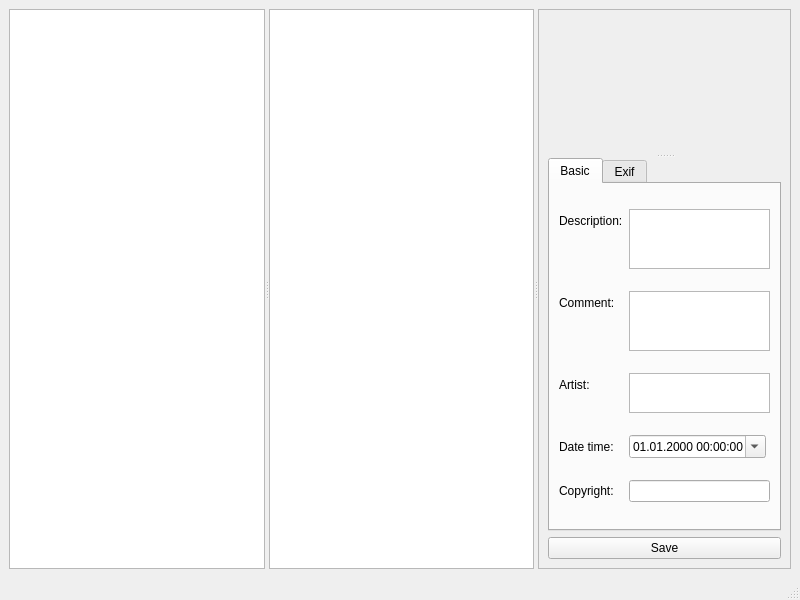
Qt form data/main.ui (KarolBedkowski/exifeditor) before a commit.
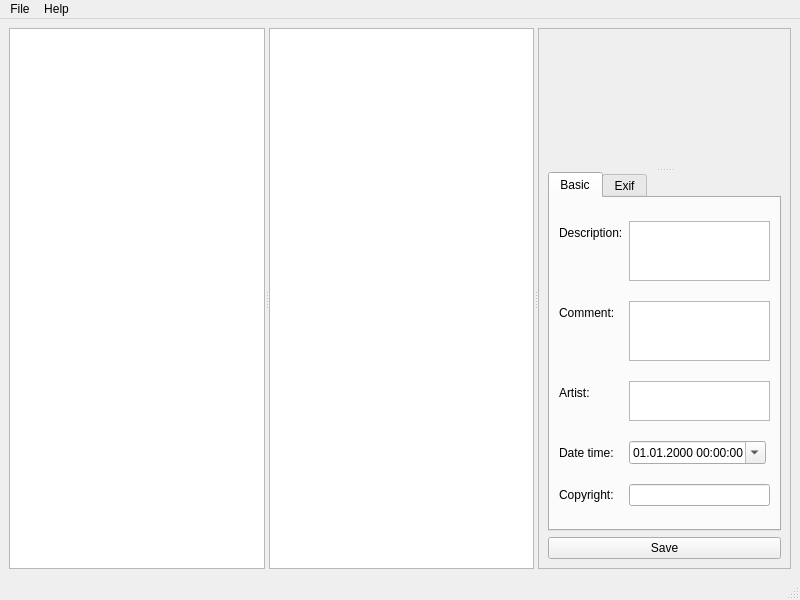
The same form after that commit. Icons and pictures are not drawn.

Commit message: + menu with shortkeys, about dialog

```diff
--- a/data/main.ui
+++ b/data/main.ui
@@ -271,6 +271,22 @@
      <height>25</height>
     </rect>
    </property>
+   <widget class="QMenu" name="menuFile">
+    <property name="title">
+     <string>File</string>
+    </property>
+    <addaction name="a_save"/>
+    <addaction name="separator"/>
+    <addaction name="a_quit"/>
+   </widget>
+   <widget class="QMenu" name="menuHelp">
+    <property name="title">
+     <string>Help</string>
+    </property>
+    <addaction name="a_about"/>
+   </widget>
+   <addaction name="menuFile"/>
+   <addaction name="menuHelp"/>
   </widget>
   <widget class="QStatusBar" name="statusbar"/>
  </widget>
```
Left out of the diff: 65 changed lines with no effect on the pictures. The commit also changes 2 other files.
